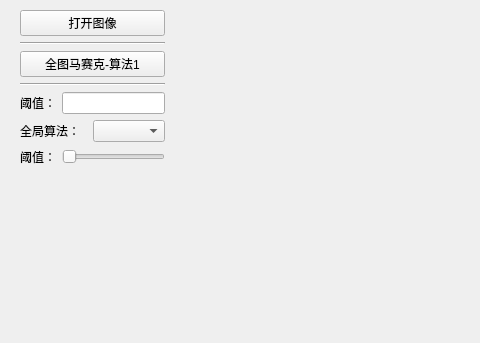
Above: UI/mask.ui from yufeng0213/YF_BOX_LIFE before the change; both pictures show x 0 to 480 and y 0 to 343 of the 826 by 599 pixel window. Below: the same form after it.
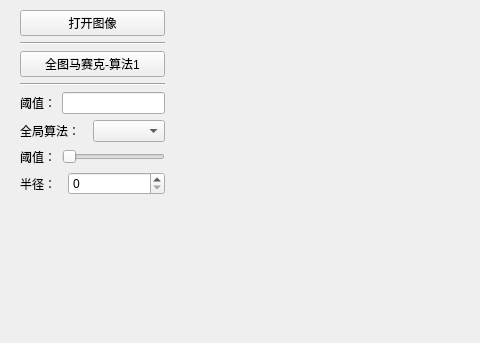
That is the form after the change.

Diff of the .ui file:
```diff
--- a/UI/mask.ui
+++ b/UI/mask.ui
@@ -112,6 +112,30 @@
          </item>
         </layout>
        </item>
+       <item>
+        <layout class="QHBoxLayout" name="horizontalLayout_5">
+         <item>
+          <widget class="QLabel" name="label_4">
+           <property name="text">
+            <string>半径：</string>
+           </property>
+          </widget>
+         </item>
+         <item>
+          <widget class="QSpinBox" name="spinBox_radius">
+           <property name="enabled">
+            <bool>true</bool>
+           </property>
+           <property name="minimumSize">
+            <size>
+             <width>97</width>
+             <height>0</height>
+            </size>
+           </property>
+          </widget>
+         </item>
+        </layout>
+       </item>
        <item>
         <spacer name="verticalSpacer">
          <property name="orientation">
```
